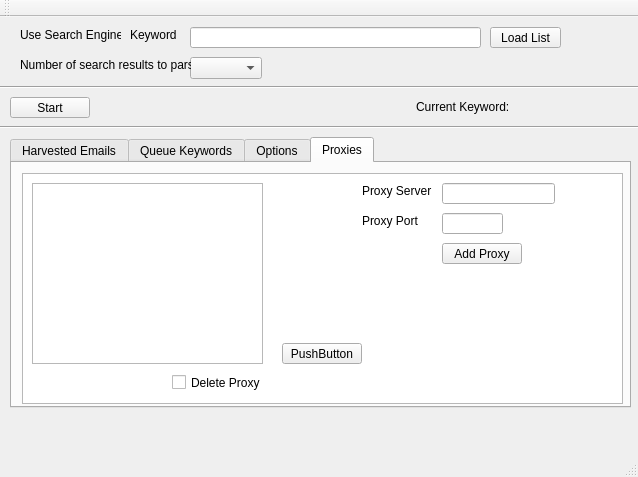
Before: the Qt Designer form ArtistScraper/mainwindow.ui in titus-shoats/AES, drawn with Qt 5.
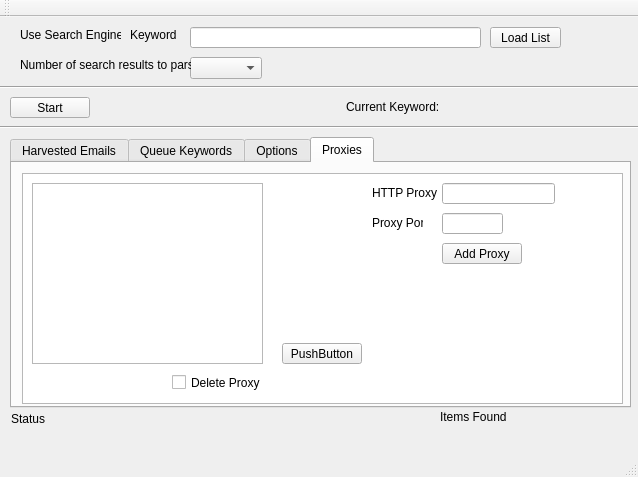
After: the same form once the commit is applied. The open tabs and pages were chosen to show the change.

Commit message: added curl status, and proxy error status to gui label, and added items found that shows amount of emails found

Diff of the .ui file:
```diff
--- a/ArtistScraper/mainwindow.ui
+++ b/ArtistScraper/mainwindow.ui
@@ -488,23 +488,23 @@
      <widget class="QLabel" name="label">
       <property name="geometry">
        <rect>
-        <x>350</x>
+        <x>360</x>
         <y>20</y>
-        <width>81</width>
-        <height>16</height>
+        <width>71</width>
+        <height>20</height>
        </rect>
       </property>
       <property name="text">
-       <string>Proxy Server</string>
+       <string>HTTP Proxy</string>
       </property>
      </widget>
      <widget class="QLabel" name="label_2">
       <property name="geometry">
        <rect>
-        <x>350</x>
+        <x>360</x>
         <y>50</y>
-        <width>61</width>
-        <height>16</height>
+        <width>51</width>
+        <height>20</height>
        </rect>
       </property>
       <property name="text">
@@ -601,9 +601,9 @@
    <widget class="QLabel" name="label_Current_Keyword">
     <property name="geometry">
      <rect>
-      <x>416</x>
+      <x>346</x>
       <y>80</y>
-      <width>201</width>
+      <width>271</width>
       <height>20</height>
      </rect>
     </property>
@@ -611,31 +611,31 @@
      <string>Current Keyword:</string>
     </property>
    </widget>
-   <widget class="QWidget" name="">
+   <widget class="QLabel" name="label_Curl_Status">
     <property name="geometry">
      <rect>
-      <x>30</x>
-      <y>400</y>
-      <width>611</width>
-      <height>16</height>
+      <x>11</x>
+      <y>391</y>
+      <width>291</width>
+      <height>21</height>
      </rect>
     </property>
-    <layout class="QHBoxLayout" name="horizontalLayout">
-     <item>
-      <widget class="QLabel" name="label_Curl_Status">
-       <property name="text">
-        <string>Status:</string>
-       </property>
-      </widget>
-     </item>
-     <item>
-      <widget class="QLabel" name="label_App_Status_2">
-       <property name="text">
-        <string>Items Found:</string>
-       </property>
-      </widget>
-     </item>
-    </layout>
+    <property name="text">
+     <string>Status</string>
+    </property>
+   </widget>
+   <widget class="QLabel" name="label_Items_Found">
+    <property name="geometry">
+     <rect>
+      <x>440</x>
+      <y>390</y>
+      <width>131</width>
+      <height>20</height>
+     </rect>
+    </property>
+    <property name="text">
+     <string>Items Found</string>
+    </property>
    </widget>
   </widget>
   <widget class="QMenuBar" name="menuBar">
```
The commit also changes 5 other files.
